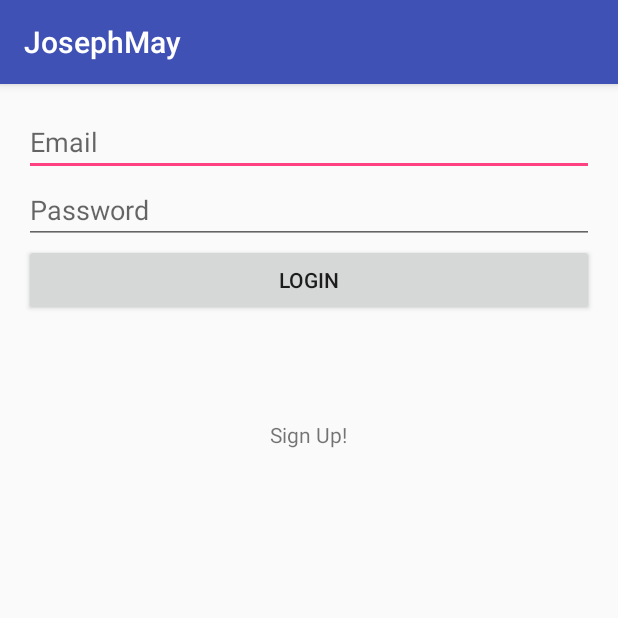
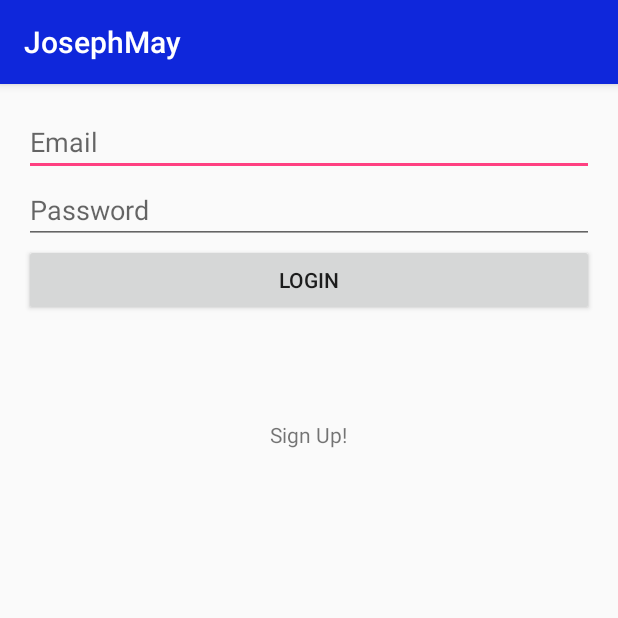
Before and after one commit to jmay24/InternetOfThingsProject, an Android app: the screen it shows after launch (LogInActivity), on a phone screen of 412 x 824 dp, the top half of it. Run offline under Robolectric (Android 15) with nearby library versions, the light colour scheme and no system bars; our stand-ins replace Firebase (no records; nobody signed in at launch, a user with empty details on screens opened directly); libraries missing offline, so code that uses them is left out: com.firebase.ui.

Commit message:
updated xml for main screen and added class

```diff
--- a/app/src/main/res/values/colors.xml
+++ b/app/src/main/res/values/colors.xml
@@ -1,6 +1,6 @@
 <?xml version="1.0" encoding="utf-8"?>
 <resources>
-    <color name="colorPrimary">#3F51B5</color>
+    <color name="colorPrimary">#0f27db</color>
     <color name="colorPrimaryDark">#303F9F</color>
     <color name="colorAccent">#FF4081</color>
 </resources>
```
Also changed, not shown: app/src/main/java/com/m/j/project/josephmay/Menu_Screen.java (added, +8 -0 lines), app/src/main/res/drawable/settings.png (added).
